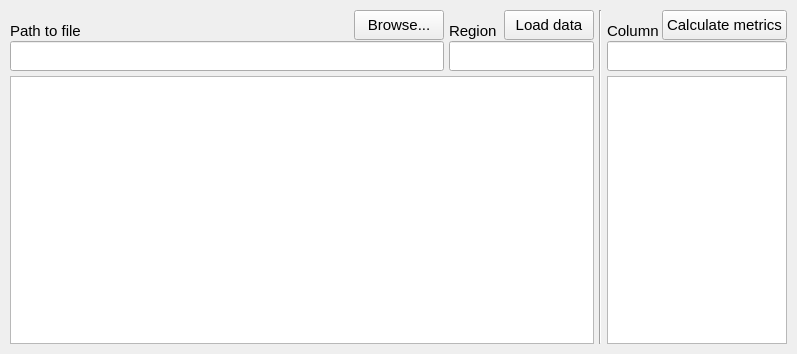
The window that mainwindow.ui (usual-one/CSVViewer) describes before a commit, drawn with Qt 5.
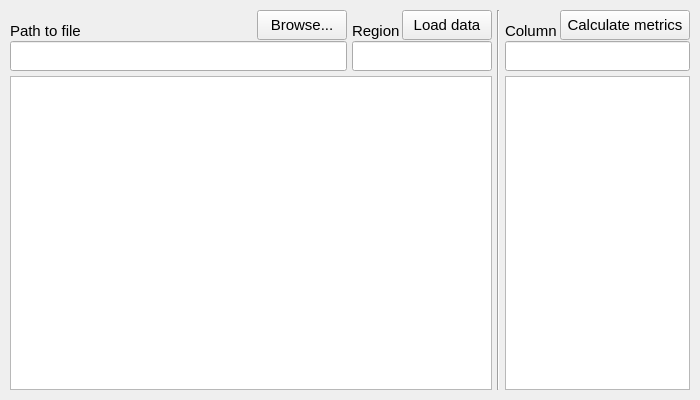
The same window after the commit.

The edit to the form file:
```diff
--- a/mainwindow.ui
+++ b/mainwindow.ui
@@ -6,10 +6,16 @@
    <rect>
     <x>0</x>
     <y>0</y>
-    <width>797</width>
-    <height>354</height>
+    <width>700</width>
+    <height>400</height>
    </rect>
   </property>
+  <property name="minimumSize">
+   <size>
+    <width>700</width>
+    <height>400</height>
+   </size>
+  </property>
   <property name="font">
    <font>
     <pointsize>11</pointsize>
@@ -19,6 +25,15 @@
    <string>CSV reader</string>
   </property>
   <widget class="QWidget" name="main">
+   <property name="minimumSize">
+    <size>
+     <width>0</width>
+     <height>0</height>
+    </size>
+   </property>
+   <property name="whatsThis">
+    <string/>
+   </property>
    <layout class="QHBoxLayout" name="horizontalLayout_2" stretch="5,0,1">
     <property name="spacing">
      <number>5</number>
@@ -121,11 +136,6 @@
                 <height>30</height>
                </size>
               </property>
-              <property name="font">
-               <font>
-                <family>Ubuntu</family>
-               </font>
-              </property>
               <property name="text">
                <string>Browse...</string>
               </property>
@@ -181,11 +191,6 @@
                 <height>30</height>
                </size>
               </property>
-              <property name="font">
-               <font>
-                <family>Ubuntu</family>
-               </font>
-              </property>
               <property name="text">
                <string>Region</string>
               </property>
@@ -227,11 +232,6 @@
                 <height>30</height>
                </size>
               </property>
-              <property name="font">
-               <font>
-                <family>Ubuntu</family>
-               </font>
-              </property>
               <property name="text">
                <string>Load data</string>
               </property>
@@ -294,11 +294,6 @@
               <height>30</height>
              </size>
             </property>
-            <property name="font">
-             <font>
-              <family>Ubuntu</family>
-             </font>
-            </property>
             <property name="text">
              <string>Column</string>
             </property>
@@ -324,21 +319,16 @@
            <widget class="QPushButton" name="btn_calculate">
             <property name="minimumSize">
              <size>
-              <width>125</width>
+              <width>130</width>
               <height>30</height>
              </size>
             </property>
             <property name="maximumSize">
              <size>
-              <width>125</width>
+              <width>130</width>
               <height>30</height>
              </size>
             </property>
-            <property name="font">
-             <font>
-              <family>Ubuntu</family>
-             </font>
-            </property>
             <property name="text">
              <string>Calculate metrics</string>
             </property>
```
Left out of the diff: 5 changed lines with no effect on the pictures.
